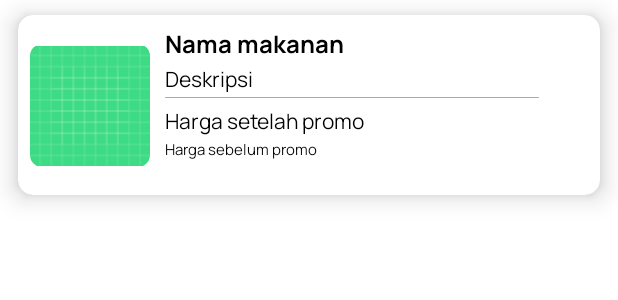
After one commit to Deballl13/Nongsky, an Android app: the layout card_promo.xml on its own in the app's theme, with its tools: preview values and no code run, on a phone screen of 412 x 824 dp. The commit adds this screen. Shown: the top 300 px of the screen. Run offline under Robolectric (Android 15) with nearby library versions, the phone set to English and light mode, and no system bars.

Commit message:
XML promo user

```diff
--- /dev/null
+++ b/app/src/main/res/drawable/custom_carousel.xml
@@ -0,0 +1,7 @@
+<?xml version="1.0" encoding="utf-8"?>
+<shape xmlns:android="http://schemas.android.com/apk/res/android" android:shape="rectangle">
+
+    <solid android:color="@color/yellow" />
+    <corners android:radius="20dp" />
+
+</shape>
--- /dev/null
+++ b/app/src/main/res/layout/card_promo.xml
@@ -0,0 +1,91 @@
+<?xml version="1.0" encoding="utf-8"?>
+<androidx.cardview.widget.CardView xmlns:android="http://schemas.android.com/apk/res/android"
+    xmlns:tools="http://schemas.android.com/tools"
+    android:layout_width="match_parent"
+    android:layout_height="wrap_content"
+    android:layout_marginHorizontal="12dp"
+    xmlns:app="http://schemas.android.com/apk/res-auto"
+    app:cardCornerRadius="10dp"
+    android:layout_marginTop="10dp"
+    app:cardElevation="10dp">
+
+    <androidx.constraintlayout.widget.ConstraintLayout
+        android:layout_width="match_parent"
+        android:layout_height="120dp"
+        android:padding="8dp">
+
+        <com.google.android.material.imageview.ShapeableImageView
+            android:id="@+id/imagePromo"
+            android:layout_width="80dp"
+            android:layout_height="82dp"
+            android:src="@drawable/ic_launcher_background"
+            app:layout_constraintBottom_toBottomOf="parent"
+            app:layout_constraintStart_toStartOf="parent"
+            app:layout_constraintTop_toTopOf="parent"
+            app:shapeAppearanceOverlay="@style/ShapeAppearanceOverlay.App.CornerSize10Percent" />
+
+        <TextView
+            android:id="@+id/textMakananPromo"
+            android:layout_width="wrap_content"
+            android:layout_height="wrap_content"
+            android:layout_marginStart="10dp"
+            android:fontFamily="@font/manrope_bold"
+            android:text="Nama makanan"
+            android:textColor="@color/black"
+            android:textSize="16sp"
+            app:layout_constraintStart_toEndOf="@+id/imagePromo"
+            app:layout_constraintTop_toTopOf="parent" />
+
+        <TextView
+            android:id="@+id/textTempatPromo"
+            android:layout_width="wrap_content"
+            android:layout_height="wrap_content"
+            android:layout_marginStart="10sp"
+            android:layout_marginTop="2sp"
+            android:fontFamily="@font/manrope_regular"
+            android:text="Deskripsi"
+            android:textSize="14sp"
+            android:textColor="@color/black"
+            app:layout_constraintStart_toEndOf="@+id/imagePromo"
+            app:layout_constraintTop_toBottomOf="@+id/textMakananPromo" />
+
+        <View
+            android:id="@+id/viewGaris"
+            android:layout_width="249dp"
+            android:layout_height="0.5dp"
+            android:layout_marginStart="10sp"
+            android:layout_marginTop="2sp"
+            android:background="@android:color/darker_gray"
+            app:layout_constraintStart_toEndOf="@+id/imagePromo"
+            app:layout_constraintTop_toBottomOf="@+id/textTempatPromo" />
+
+        <TextView
+            android:id="@+id/textHargaSetelahPromo"
+            android:layout_width="wrap_content"
+            android:layout_height="wrap_content"
+            android:layout_marginStart="10sp"
+            android:layout_marginTop="5sp"
+            android:fontFamily="@font/manrope_regular"
+            android:text="Harga setelah promo"
+            android:textColor="@color/black"
+            android:textSize="14sp"
+            app:layout_constraintStart_toEndOf="@+id/imagePromo"
+            app:layout_constraintTop_toBottomOf="@+id/viewGaris" />
+
+        <TextView
+            android:id="@+id/textHargaSebelumPromo"
+            android:layout_width="wrap_content"
+            android:layout_height="wrap_content"
+            android:fontFamily="@font/manrope_regular"
+            android:text="Harga sebelum promo"
+            android:textSize="10sp"
+            android:layout_marginStart="10sp"
+            android:layout_marginTop="2sp"
+            android:textColor="@color/black"
+
+            app:layout_constraintStart_toEndOf="@+id/imagePromo"
+            app:layout_constraintTop_toBottomOf="@+id/textHargaSetelahPromo" />
+
+    </androidx.constraintlayout.widget.ConstraintLayout>
+
+</androidx.cardview.widget.CardView>
--- a/app/src/main/res/layout/fragment_promo.xml
+++ b/app/src/main/res/layout/fragment_promo.xml
@@ -11,7 +11,6 @@
         android:id="@+id/layoutPromoUser"
         android:layout_width="match_parent"
         android:layout_height="match_parent"
-        android:visibility="invisible"
         app:layout_constraintBottom_toBottomOf="parent"
         app:layout_constraintEnd_toEndOf="parent"
         app:layout_constraintStart_toStartOf="parent"
@@ -49,7 +48,7 @@
             android:layout_height="180dp"
             android:layout_marginHorizontal="24dp"
             android:layout_marginTop="10dp"
-            android:background="@color/yellow"
+            android:background="@drawable/custom_carousel"
             app:fillColor="@color/white"
             app:layout_constraintEnd_toEndOf="parent"
             app:layout_constraintStart_toStartOf="parent"
@@ -61,12 +60,20 @@
             app:slideInterval="5000"
             app:strokeWidth="1dp" />
 
+        <androidx.recyclerview.widget.RecyclerView
+            android:id="@+id/rvPromo"
+            android:layout_width="match_parent"
+            android:layout_height="match_parent"
+            android:layout_marginTop="270dp"
+            tools:listitem="@layout/card_promo"/>
+
     </androidx.constraintlayout.widget.ConstraintLayout>
 
     <androidx.constraintlayout.widget.ConstraintLayout
         android:id="@+id/layoutPromoGuest"
         android:layout_width="match_parent"
         android:layout_height="match_parent"
+        android:visibility="invisible"
         app:layout_constraintBottom_toBottomOf="parent"
         app:layout_constraintEnd_toEndOf="parent"
         app:layout_constraintStart_toStartOf="parent"
```
